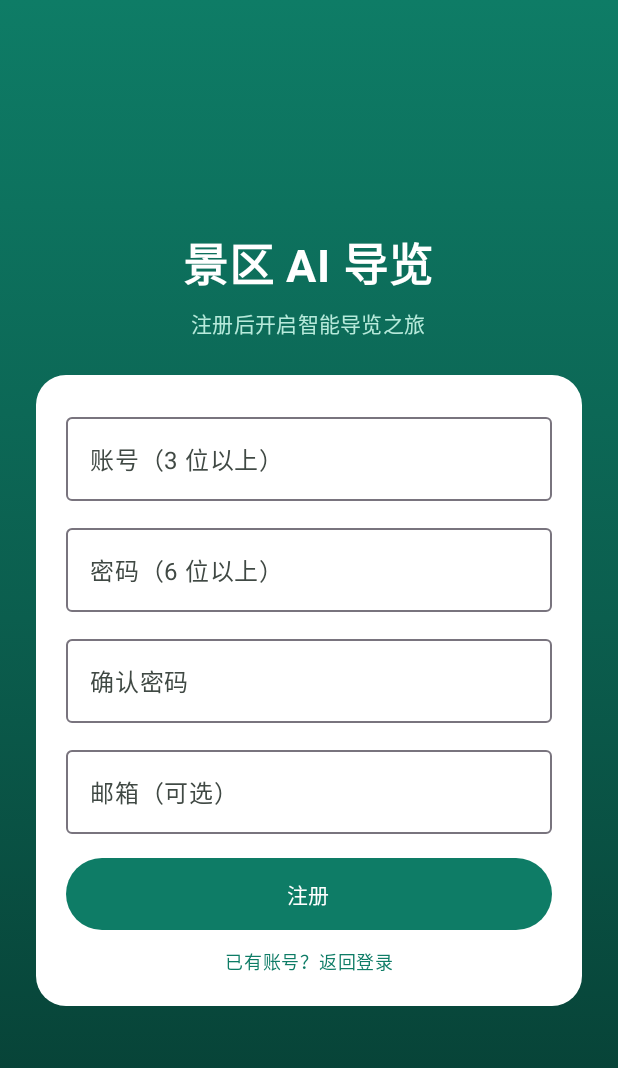
After one commit to d2bqhzd5ht-ui/Android_guide, an Android app built with Jetpack Compose: the RegisterScreen screen opened through its navigation route, on a phone screen of 412 x 824 dp. The commit adds this screen. Shown: the top 1068 px of the screen. Run offline under Robolectric (Android 15) with nearby library versions, the phone set to English and light mode, and no system bars.

Commit message:
feat(auth): 注册页 + 登录页去注册入口
- AuthModels: RegisterRequest 补 email 字段（后端接口需要）
- AuthRepository: 新增 register() 方法，透传 apiCall，不自动登录
- RegisterViewModel: 账号/密码/确认密码/邮箱校验 + 调 register + 成功跳登录
- RegisterScreen: 绿色渐变主题 + 白色卡片，与 LoginScreen 对齐
- AppRoot: Routes.REGISTER + composable，LoginScreen 加 onGoRegister 回调
- LoginScreen: 登录按钮下方加「没有账号？去注册」可点击链接

后端 register 不自动登录，返回 { id }；409 用户名冲突。
adb reverse tcp:8000 tcp:8000 可让模拟器直连真后端。

```diff
--- a/app/src/main/java/com/example/scenicguide/ui/AppRoot.kt
+++ b/app/src/main/java/com/example/scenicguide/ui/AppRoot.kt
@@ -30,6 +30,7 @@ import com.example.scenicguide.core.di.AppContainer
 import com.example.scenicguide.ui.chat.ChatScreen
 import com.example.scenicguide.ui.home.HomeScreen
 import com.example.scenicguide.ui.login.LoginScreen
+import com.example.scenicguide.ui.login.RegisterScreen
 import com.example.scenicguide.ui.lostfound.LostFoundDetailScreen
 import com.example.scenicguide.ui.lostfound.LostFoundListScreen
 import com.example.scenicguide.ui.lostfound.LostFoundPublishScreen
@@ -39,6 +40,7 @@ import com.example.scenicguide.ui.profile.ProfileScreen
 
 object Routes {
     const val LOGIN = "login"
+    const val REGISTER = "register"
     const val HOME = "home"
     const val CHAT = "chat"
     const val PROFILE = "profile"
@@ -111,6 +113,16 @@ fun AppRoot() {
                                 popUpTo(navController.graph.id) { inclusive = true }
                             }
                         },
+                        onGoRegister = { navController.navigate(Routes.REGISTER) },
+                    )
+                }
+                composable(Routes.REGISTER) {
+                    RegisterScreen(
+                        onRegistered = {
+                            // 注册成功 → 回登录页，用户手动输入新账号登录
+                            navController.popBackStack()
+                        },
+                        onBackToLogin = { navController.popBackStack() },
                     )
                 }
                 composable(Routes.HOME) {
--- a/app/src/main/java/com/example/scenicguide/ui/login/LoginScreen.kt
+++ b/app/src/main/java/com/example/scenicguide/ui/login/LoginScreen.kt
@@ -1,6 +1,7 @@
 package com.example.scenicguide.ui.login
 
 import androidx.compose.foundation.background
+import androidx.compose.foundation.clickable
 import androidx.compose.foundation.layout.Arrangement
 import androidx.compose.foundation.layout.Column
 import androidx.compose.foundation.layout.Spacer
@@ -37,6 +38,7 @@ import com.example.scenicguide.ui.rememberAppContainer
 @Composable
 fun LoginScreen(
     onLoggedIn: () -> Unit,
+    onGoRegister: () -> Unit,
 ) {
     val container = rememberAppContainer()
     val viewModel: LoginViewModel = viewModel(
@@ -130,6 +132,16 @@ fun LoginScreen(
                         Text("登录")
                     }
                 }
+
+                Text(
+                    text = "没有账号？去注册",
+                    color = Color(0xFF0E7C66),
+                    style = MaterialTheme.typography.labelMedium,
+                    modifier = Modifier
+                        .padding(top = 12.dp)
+                        .align(Alignment.CenterHorizontally)
+                        .clickable { onGoRegister() },
+                )
             }
         }
 
--- /dev/null
+++ b/app/src/main/java/com/example/scenicguide/ui/login/RegisterScreen.kt
@@ -0,0 +1,176 @@
+package com.example.scenicguide.ui.login
+
+import androidx.compose.foundation.background
+import androidx.compose.foundation.clickable
+import androidx.compose.foundation.layout.Arrangement
+import androidx.compose.foundation.layout.Column
+import androidx.compose.foundation.layout.Spacer
+import androidx.compose.foundation.layout.fillMaxSize
+import androidx.compose.foundation.layout.fillMaxWidth
+import androidx.compose.foundation.layout.height
+import androidx.compose.foundation.layout.padding
+import androidx.compose.foundation.shape.RoundedCornerShape
+import androidx.compose.foundation.text.KeyboardOptions
+import androidx.compose.material3.Button
+import androidx.compose.material3.ButtonDefaults
+import androidx.compose.material3.CircularProgressIndicator
+import androidx.compose.material3.MaterialTheme
+import androidx.compose.material3.OutlinedTextField
+import androidx.compose.material3.Surface
+import androidx.compose.material3.Text
+import androidx.compose.runtime.Composable
+import androidx.compose.runtime.LaunchedEffect
+import androidx.compose.runtime.getValue
+import androidx.compose.ui.Alignment
+import androidx.compose.ui.Modifier
+import androidx.compose.ui.graphics.Brush
+import androidx.compose.ui.graphics.Color
+import androidx.compose.ui.text.font.FontWeight
+import androidx.compose.ui.text.input.ImeAction
+import androidx.compose.ui.text.input.KeyboardType
+import androidx.compose.ui.text.input.PasswordVisualTransformation
+import androidx.compose.ui.unit.dp
+import androidx.compose.ui.unit.sp
+import androidx.lifecycle.compose.collectAsStateWithLifecycle
+import androidx.lifecycle.viewmodel.compose.viewModel
+import com.example.scenicguide.ui.rememberAppContainer
+
+@Composable
+fun RegisterScreen(
+    onRegistered: () -> Unit,
+    onBackToLogin: () -> Unit,
+) {
+    val container = rememberAppContainer()
+    val viewModel: RegisterViewModel = viewModel(
+        factory = RegisterViewModel.factory(container.authRepository),
+    )
+    val state by viewModel.state.collectAsStateWithLifecycle()
+
+    LaunchedEffect(state.registered) {
+        if (state.registered) onRegistered()
+    }
+
+    Column(
+        modifier = Modifier
+            .fillMaxSize()
+            .background(
+                Brush.verticalGradient(
+                    listOf(Color(0xFF0E7C66), Color(0xFF0B5E4E), Color(0xFF063A30)),
+                ),
+            ),
+        verticalArrangement = Arrangement.Center,
+        horizontalAlignment = Alignment.CenterHorizontally,
+    ) {
+        Text(
+            text = "景区 AI 导览",
+            color = Color.White,
+            fontSize = 30.sp,
+            fontWeight = FontWeight.Bold,
+        )
+        Text(
+            text = "注册后开启智能导览之旅",
+            color = Color(0xFFB7EADB),
+            style = MaterialTheme.typography.bodyMedium,
+            modifier = Modifier.padding(top = 8.dp, bottom = 24.dp),
+        )
+
+        Surface(
+            shape = RoundedCornerShape(20.dp),
+            color = Color.White,
+            modifier = Modifier
+                .fillMaxWidth()
+                .padding(horizontal = 24.dp),
+        ) {
+            Column(modifier = Modifier.padding(20.dp)) {
+                OutlinedTextField(
+                    value = state.username,
+                    onValueChange = viewModel::onUsernameChange,
+                    label = { Text("账号（3 位以上）") },
+                    singleLine = true,
+                    modifier = Modifier.fillMaxWidth(),
+                    keyboardOptions = KeyboardOptions(imeAction = ImeAction.Next),
+                )
+                Spacer(Modifier.height(10.dp))
+
+                OutlinedTextField(
+                    value = state.password,
+                    onValueChange = viewModel::onPasswordChange,
+                    label = { Text("密码（6 位以上）") },
+                    singleLine = true,
+                    visualTransformation = PasswordVisualTransformation(),
+                    keyboardOptions = KeyboardOptions(
+                        keyboardType = KeyboardType.Password,
+                        imeAction = ImeAction.Next,
+                    ),
+                    modifier = Modifier.fillMaxWidth(),
+                )
+                Spacer(Modifier.height(10.dp))
+
+                OutlinedTextField(
+                    value = state.confirmPassword,
+                    onValueChange = viewModel::onConfirmPasswordChange,
+                    label = { Text("确认密码") },
+                    singleLine = true,
+                    visualTransformation = PasswordVisualTransformation(),
+                    keyboardOptions = KeyboardOptions(
+                        keyboardType = KeyboardType.Password,
+                        imeAction = ImeAction.Next,
+                    ),
+                    modifier = Modifier.fillMaxWidth(),
+                )
+                Spacer(Modifier.height(10.dp))
+
+                OutlinedTextField(
+                    value = state.email,
+                    onValueChange = viewModel::onEmailChange,
+                    label = { Text("邮箱（可选）") },
+                    singleLine = true,
+                    keyboardOptions = KeyboardOptions(
+                        keyboardType = KeyboardType.Email,
+                        imeAction = ImeAction.Done,
+                    ),
+                    modifier = Modifier.fillMaxWidth(),
+                )
+
+                if (state.error != null) {
+                    Text(
+                        text = state.error.orEmpty(),
+                        color = MaterialTheme.colorScheme.error,
+                        style = MaterialTheme.typography.bodySmall,
+                        modifier = Modifier.padding(top = 8.dp),
+                    )
+                }
+
+                Button(
+                    onClick = viewModel::register,
+                    enabled = !state.loading,
+                    modifier = Modifier
+                        .fillMaxWidth()
+                        .padding(top = 16.dp)
+                        .height(48.dp),
+                    colors = ButtonDefaults.buttonColors(containerColor = Color(0xFF0E7C66)),
+                ) {
+                    if (state.loading) {
+                        CircularProgressIndicator(
+                            modifier = Modifier.height(20.dp),
+                            color = Color.White,
+                            strokeWidth = 2.dp,
+                        )
+                    } else {
+                        Text("注册")
+                    }
+                }
+
+                Text(
+                    text = "已有账号？返回登录",
+                    color = Color(0xFF0E7C66),
+                    style = MaterialTheme.typography.labelMedium,
+                    modifier = Modifier
+                        .padding(top = 12.dp)
+                        .align(Alignment.CenterHorizontally)
+                        .clickable { onBackToLogin() },
+                )
+            }
+        }
+    }
+}
--- /dev/null
+++ b/app/src/main/java/com/example/scenicguide/ui/login/RegisterViewModel.kt
@@ -0,0 +1,74 @@
+package com.example.scenicguide.ui.login
+
+import android.util.Log
+import androidx.lifecycle.ViewModel
+import androidx.lifecycle.viewModelScope
+import androidx.lifecycle.viewmodel.initializer
+import androidx.lifecycle.viewmodel.viewModelFactory
+import com.example.scenicguide.core.network.ApiResult
+import com.example.scenicguide.data.repository.AuthRepository
+import kotlinx.coroutines.flow.MutableStateFlow
+import kotlinx.coroutines.flow.asStateFlow
+import kotlinx.coroutines.flow.update
+import kotlinx.coroutines.launch
+
+class RegisterViewModel(private val repository: AuthRepository) : ViewModel() {
+
+    data class UiState(
+        val username: String = "",
+        val password: String = "",
+        val confirmPassword: String = "",
+        val email: String = "",
+        val loading: Boolean = false,
+        val error: String? = null,
+        val registered: Boolean = false,
+    )
+
+    private val _state = MutableStateFlow(UiState())
+    val state = _state.asStateFlow()
+
+    fun onUsernameChange(v: String) = _state.update { it.copy(username = v, error = null) }
+    fun onPasswordChange(v: String) = _state.update { it.copy(password = v, error = null) }
+    fun onConfirmPasswordChange(v: String) = _state.update { it.copy(confirmPassword = v, error = null) }
+    fun onEmailChange(v: String) = _state.update { it.copy(email = v, error = null) }
+
+    fun register() {
+        val s = _state.value
+        Log.d("ApiTrace", "register() username='${s.username}' email='${s.email}'")
+        if (s.loading) return
+        if (s.username.isBlank()) {
+            _state.update { it.copy(error = "请输入账号") }; return
+        }
+        if (s.username.length < 3) {
+            _state.update { it.copy(error = "账号至少 3 位") }; return
+        }
+        if (s.password.isBlank()) {
+            _state.update { it.copy(error = "请输入密码") }; return
+        }
+        if (s.password.length < 6) {
+            _state.update { it.copy(error = "密码至少 6 位") }; return
+        }
+        if (s.password != s.confirmPassword) {
+            _state.update { it.copy(error = "两次密码不一致") }; return
+        }
+        if (s.email.isNotBlank() && !EMAIL_REGEX.matches(s.email.trim())) {
+            _state.update { it.copy(error = "邮箱格式不正确") }; return
+        }
+
+        viewModelScope.launch {
+            _state.update { it.copy(loading = true, error = null) }
+            when (val result = repository.register(s.username, s.password, s.email.ifBlank { null })) {
+                is ApiResult.Success -> _state.update { it.copy(loading = false, registered = true) }
+                is ApiResult.Failure -> _state.update { it.copy(loading = false, error = result.error.message) }
+            }
+        }
+    }
+
+    companion object {
+        private val EMAIL_REGEX = Regex("^[\\w.+-]+@[\\w-]+\\.[\\w.-]+$")
+
+        fun factory(repository: AuthRepository) = viewModelFactory {
+            initializer { RegisterViewModel(repository) }
+        }
+    }
+}
```
Also changed, not shown: app/src/main/java/com/example/scenicguide/data/model/AuthModels.kt (+6 -1 lines), app/src/main/java/com/example/scenicguide/data/repository/AuthRepository.kt (+20 -0 lines).
